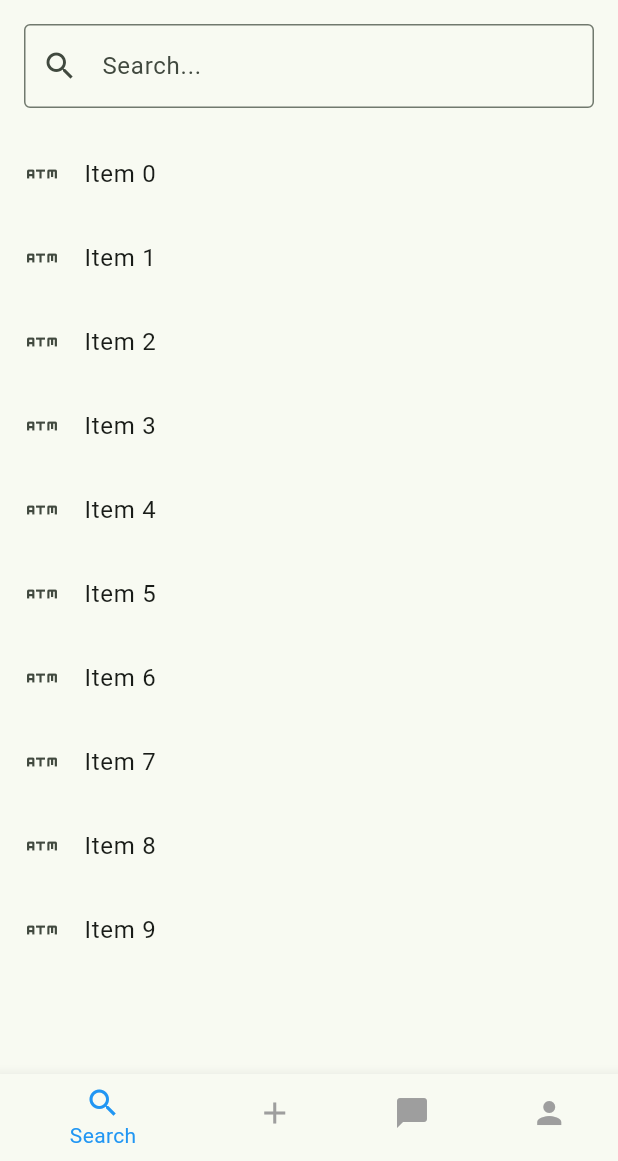
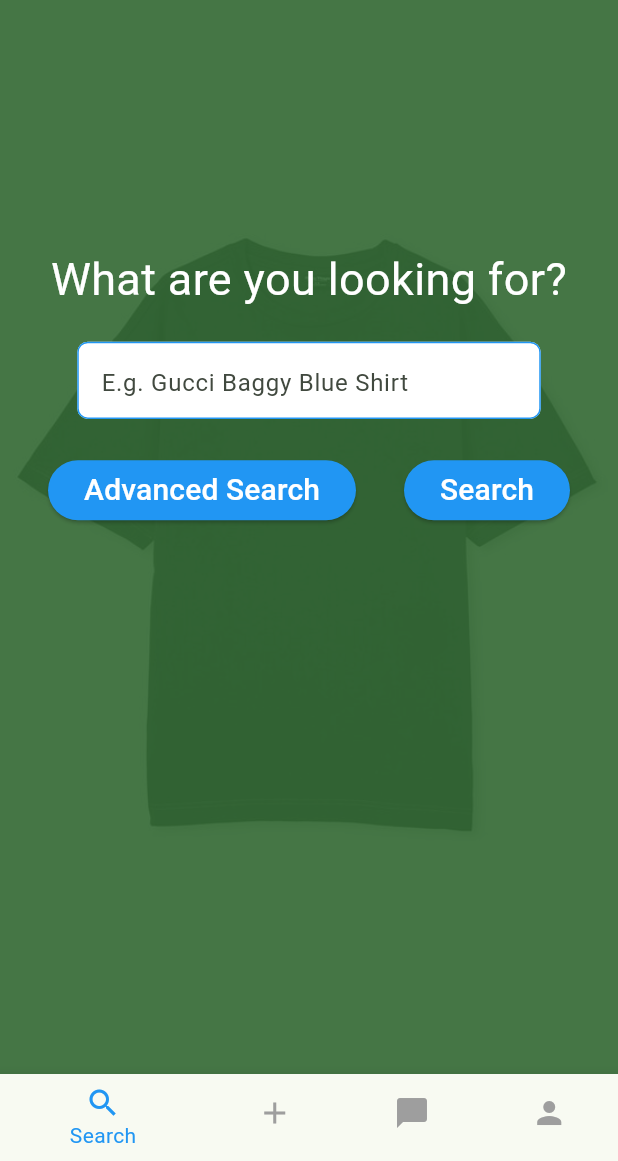
Before and after one commit to Fiversity-1/StyleSwap, a Flutter app: the SearchPage screen opened by its route, on a phone screen of 412 x 824 dp, the part 75-1236 px from its top. Run offline on Flutter 3.47's test engine with Material 3 defaults, Android fonts, the phone set to English and light mode, and no system bars; our stand-ins replace flutter_hooks, im_stepper, image_picker.

Commit message:
Added main search page with standard search or advanced search. Advanced search is linked with the previous 'search' page which is now referred as 'advanced_search'

```diff
--- a/lib/features/clothing/presentation/search.dart
+++ b/lib/features/clothing/presentation/advanced_search.dart
@@ -2,8 +2,8 @@ import 'package:flutter/material.dart';
 import 'package:clothing_swap/widgets/custom_bottom_nav_bar.dart';
 import 'package:clothing_swap/widgets/custom_top_app_bar.dart';
 
-class SearchPage extends StatelessWidget {
-  const SearchPage({super.key});
+class AdvancedSearch extends StatelessWidget {
+  const AdvancedSearch({super.key});
 
   @override
   Widget build(BuildContext context) {
@@ -17,6 +17,14 @@ class SearchPage extends StatelessWidget {
       ),
       body: Column(
         children: [
+          Padding(
+            padding: const EdgeInsets.only(top: (10)),
+            child: Text(
+              'Select Brand',
+              style: Theme.of(context).textTheme.bodyLarge,
+              textAlign: TextAlign.center,
+            ),
+          ),
           const Padding(
             padding: EdgeInsets.all(16.0),
             child: TextField(
@@ -32,8 +40,8 @@ class SearchPage extends StatelessWidget {
               children: List.generate(
                 10,
                 (index) => ListTile(
-                  title: Text('Item $index'),
-                  leading: const Icon(Icons.atm),
+                  title: Text('Brand $index'),
+                  leading: const Icon(Icons.type_specimen),
                 ),
               ),
             ),
--- /dev/null
+++ b/lib/features/clothing/presentation/search_main.dart
@@ -0,0 +1,105 @@
+import 'package:flutter/material.dart';
+import 'package:clothing_swap/widgets/custom_bottom_nav_bar.dart';
+import 'package:clothing_swap/widgets/custom_top_app_bar.dart';
+
+class SearchPage extends StatefulWidget {
+  const SearchPage({super.key});
+
+  @override
+  State<SearchPage> createState() => _SearchPageState();
+}
+
+class _SearchPageState extends State<SearchPage> {
+  final _submitCreds = TextEditingController();
+
+  @override
+  Widget build(BuildContext context) {
+    double height = MediaQuery.of(context).size.height;
+    double width = MediaQuery.of(context).size.width;
+
+    return Scaffold(
+      bottomNavigationBar: const CustomBottomNavBar(
+        currentIndex: 0,
+      ),
+      appBar: const PreferredSize(
+        preferredSize: Size.fromHeight(50),
+        child: CustomTopAppBar(),
+      ),
+      backgroundColor: Theme.of(context).primaryColor,
+      body: Center(
+          child: Stack(
+        children: [
+          Positioned.fill(
+            child: Opacity(
+              opacity: 0.10,
+              child: Image.asset('lib/images/1.jpg', fit: BoxFit.cover),
+            ),
+          ),
+          Column(
+            children: [
+              SizedBox(
+                height: height * 0.2,
+                width: width,
+              ),
+              const Text(
+                'What are you looking for?',
+                textAlign: TextAlign.center,
+                style: TextStyle(fontSize: 30, color: Colors.white),
+              ),
+              Padding(
+                padding: const EdgeInsets.only(top: (20.0), bottom: (8.5)),
+                child: SizedBox(
+                  height: height * 0.0625,
+                  width: width * 0.75,
+                  child: TextField(
+                    controller: _submitCreds,
+                    decoration: InputDecoration(
+                      enabledBorder: OutlineInputBorder(
+                          borderRadius: BorderRadius.circular(7),
+                          borderSide: const BorderSide(color: Colors.blue)),
+                      hintText: 'E.g. Gucci Baggy Blue Shirt',
+                      filled: true,
+                      fillColor: Colors.white,
+                      suffix: IconButton(
+                        icon: const Icon(Icons.clear),
+                        color: Colors.black,
+                        onPressed: () {
+                          _submitCreds.clear();
+                        },
+                      ),
+                    ),
+                  ),
+                ),
+              ),
+              Padding(
+                  padding: const EdgeInsets.only(top: (15.0)),
+                  child: Row(
+                    mainAxisAlignment: MainAxisAlignment.spaceEvenly,
+                    children: [
+                      ElevatedButton(
+                        child: const Text(
+                          'Advanced Search',
+                          style: TextStyle(fontSize: 20, color: Colors.white),
+                        ),
+                        onPressed: () {
+                          Navigator.pushNamed(context, '/advanced_search');
+                        },
+                      ),
+                      ElevatedButton(
+                        onPressed: () {
+                          Navigator.pushNamed(context, '/swipe');
+                        },
+                        child: const Text(
+                          'Search',
+                          style: TextStyle(fontSize: 20),
+                        ),
+                      ),
+                    ],
+                  )),
+            ],
+          ),
+        ],
+      )),
+    );
+  }
+}
--- a/lib/main.dart
+++ b/lib/main.dart
@@ -1,3 +1,4 @@
+import 'package:clothing_swap/features/clothing/presentation/advanced_search.dart';
 import 'package:clothing_swap/features/clothing/presentation/clothing_detail.dart';
 import 'package:clothing_swap/features/messaging/messagechat.dart';
 import 'package:clothing_swap/features/messaging/messageinbox.dart';
@@ -7,7 +8,7 @@ import 'package:flutter/material.dart';
 import 'package:clothing_swap/features/signup/presentation/startpage.dart';
 import 'package:clothing_swap/features/signup/presentation/signup.dart';
 import 'package:clothing_swap/features/profile/presentation/profile.dart';
-import 'package:clothing_swap/features/clothing/presentation/search.dart';
+import 'package:clothing_swap/features/clothing/presentation/search_main.dart';
 import 'package:clothing_swap/features/clothing/presentation/swipe.dart';
 import 'package:clothing_swap/features/signup/presentation/login.dart';
 
@@ -65,6 +66,7 @@ class MyApp extends StatelessWidget {
         '/startpage': (context) => const StartPage(title: 'StartPage'),
         '/profile': (context) => const Profile(title: 'profile'),
         '/search': (context) => const SearchPage(),
+        '/advanced_search': (context) => const AdvancedSearch(),
         '/message': (context) => const Message(title: 'Message'),
         '/swipe': (context) => SwipePage(),
         '/chat': (context) => const MessageChat(title: 'MessageChat'),
```
